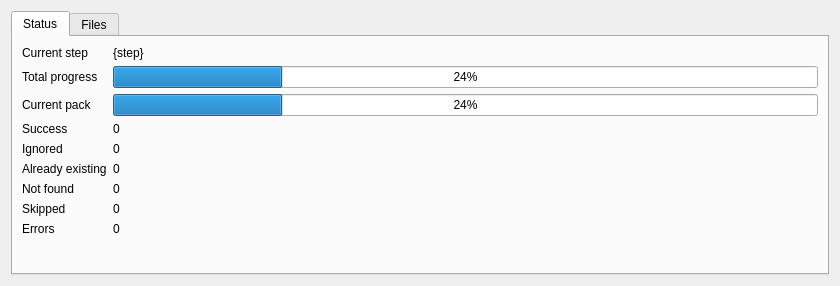
Above: src/gui/src/batch/download-progress-widget.ui from Bionus/imgbrd-grabber before the change. Below: the same form after it.
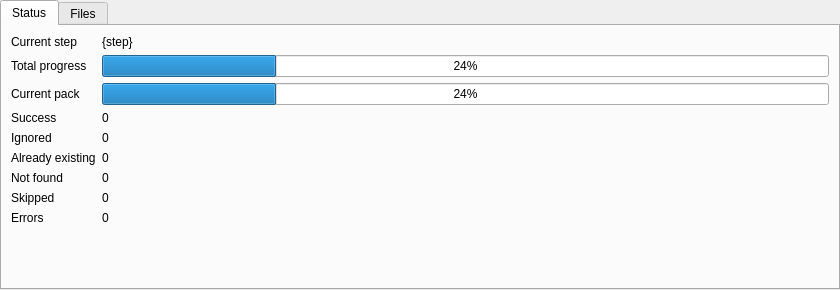
That is the form after the change.

```diff
--- a/src/gui/src/batch/download-progress-widget.ui
+++ b/src/gui/src/batch/download-progress-widget.ui
@@ -7,13 +7,25 @@
     <x>0</x>
     <y>0</y>
     <width>840</width>
-    <height>286</height>
+    <height>290</height>
    </rect>
   </property>
   <property name="windowTitle">
    <string>Form</string>
   </property>
   <layout class="QVBoxLayout" name="verticalLayout">
+   <property name="leftMargin">
+    <number>0</number>
+   </property>
+   <property name="topMargin">
+    <number>0</number>
+   </property>
+   <property name="rightMargin">
+    <number>0</number>
+   </property>
+   <property name="bottomMargin">
+    <number>0</number>
+   </property>
    <item>
     <widget class="QTabWidget" name="tabWidget">
      <property name="currentIndex">
```
